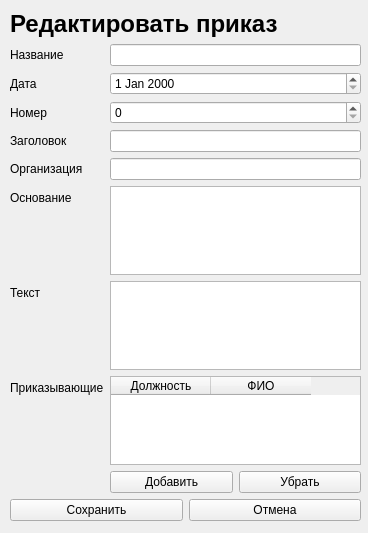
The window that editWidget.ui (f1rsov08/BestProject) describes before a commit, drawn with Qt 5.
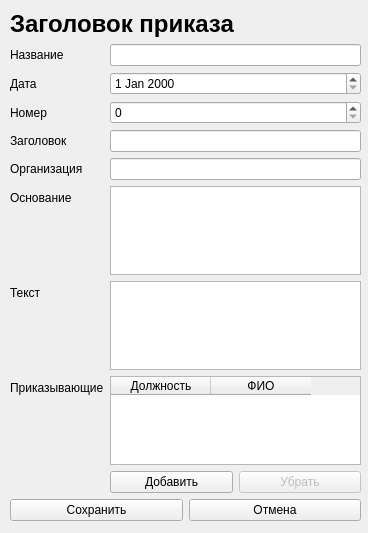
The same window after the commit.

Commit message: Различные исправления

```diff
--- a/editWidget.ui
+++ b/editWidget.ui
@@ -26,7 +26,7 @@
     <item>
      <widget class="QLabel" name="label">
       <property name="text">
-       <string>&lt;html&gt;&lt;head/&gt;&lt;body&gt;&lt;p&gt;&lt;span style=&quot; font-size:18pt; font-weight:600;&quot;&gt;Редактировать приказ&lt;/span&gt;&lt;/p&gt;&lt;/body&gt;&lt;/html&gt;</string>
+       <string>&lt;html&gt;&lt;head/&gt;&lt;body&gt;&lt;p&gt;&lt;span style=&quot; font-size:18pt; font-weight:600;&quot;&gt;Заголовок приказа&lt;/span&gt;&lt;/p&gt;&lt;/body&gt;&lt;/html&gt;</string>
       </property>
      </widget>
     </item>
@@ -126,6 +126,9 @@
           </item>
           <item>
            <widget class="QPushButton" name="deleteButton">
+            <property name="enabled">
+             <bool>false</bool>
+            </property>
             <property name="text">
              <string>Убрать</string>
             </property>
```
Left out of the diff: 5 changed lines with no effect on the pictures.
